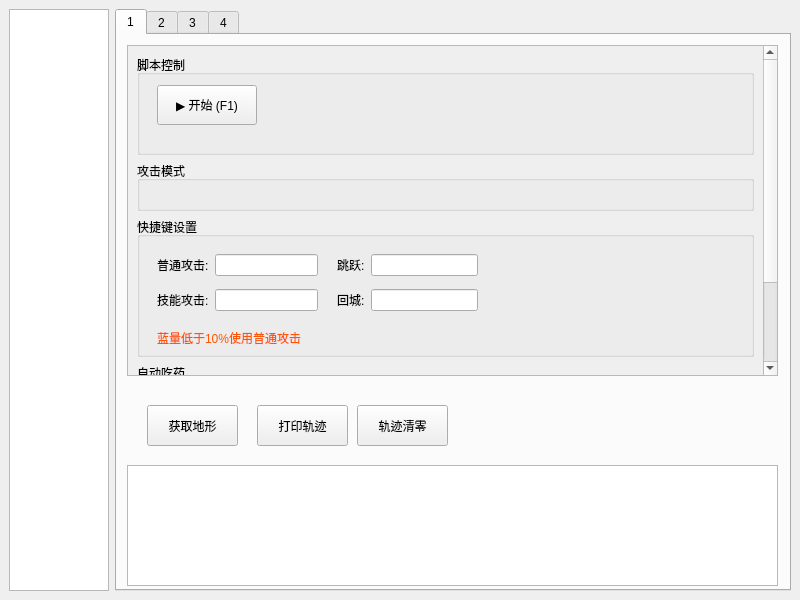
Above: mainwindow.ui from kinvcode/BattleMush before the change. Below: the same form after it.
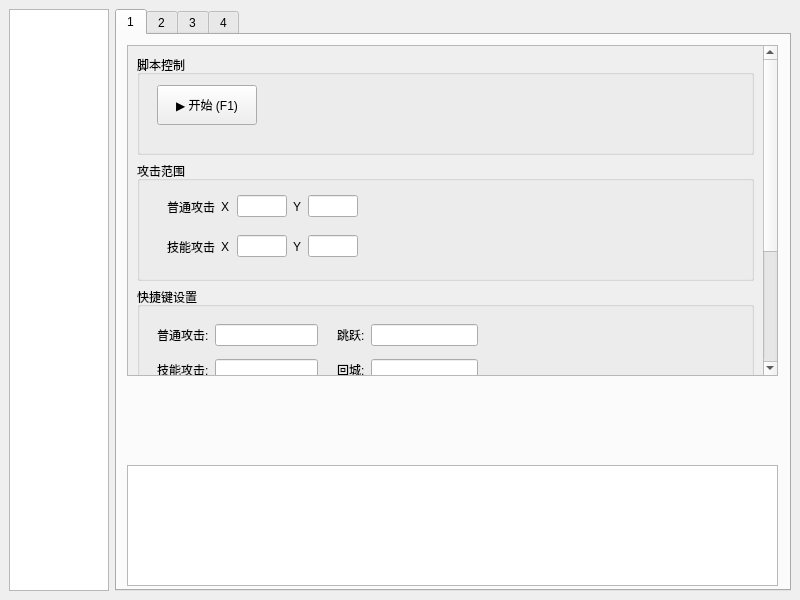
That is the form after the change. The open tabs and pages were chosen to show the change. Custom widgets are drawn as their Qt base class.

```diff
--- a/mainwindow.ui
+++ b/mainwindow.ui
@@ -85,7 +85,7 @@
              <x>0</x>
              <y>0</y>
              <width>635</width>
-             <height>448</height>
+             <height>518</height>
             </rect>
            </property>
            <layout class="QVBoxLayout" name="verticalLayout_4">
@@ -143,12 +143,130 @@
                 <property name="minimumSize">
                  <size>
                   <width>0</width>
-                  <height>50</height>
+                  <height>120</height>
                  </size>
                 </property>
                 <property name="title">
-                 <string>攻击模式</string>
+                 <string>攻击范围</string>
                 </property>
+                <widget class="QWidget" name="horizontalLayoutWidget_3">
+                 <property name="geometry">
+                  <rect>
+                   <x>30</x>
+                   <y>70</y>
+                   <width>191</width>
+                   <height>31</height>
+                  </rect>
+                 </property>
+                 <layout class="QHBoxLayout" name="horizontalLayout_3">
+                  <item>
+                   <widget class="QLabel" name="label_12">
+                    <property name="maximumSize">
+                     <size>
+                      <width>50</width>
+                      <height>16777215</height>
+                     </size>
+                    </property>
+                    <property name="text">
+                     <string>技能攻击</string>
+                    </property>
+                   </widget>
+                  </item>
+                  <item>
+                   <widget class="QLabel" name="label_14">
+                    <property name="text">
+                     <string>X</string>
+                    </property>
+                   </widget>
+                  </item>
+                  <item>
+                   <widget class="QLineEdit" name="lineEdit_atk_range_skill1_x">
+                    <property name="maximumSize">
+                     <size>
+                      <width>50</width>
+                      <height>16777215</height>
+                     </size>
+                    </property>
+                   </widget>
+                  </item>
+                  <item>
+                   <widget class="QLabel" name="label_15">
+                    <property name="text">
+                     <string>Y</string>
+                    </property>
+                   </widget>
+                  </item>
+                  <item>
+                   <widget class="QLineEdit" name="lineEdit_atk_range_skill1_y">
+                    <property name="maximumSize">
+                     <size>
+                      <width>50</width>
+                      <height>16777215</height>
+                     </size>
+                    </property>
+                   </widget>
+                  </item>
+                 </layout>
+                </widget>
+                <widget class="QWidget" name="horizontalLayoutWidget_4">
+                 <property name="geometry">
+                  <rect>
+                   <x>30</x>
+                   <y>30</y>
+                   <width>191</width>
+                   <height>31</height>
+                  </rect>
+                 </property>
+                 <layout class="QHBoxLayout" name="horizontalLayout_4">
+                  <item>
+                   <widget class="QLabel" name="label_13">
+                    <property name="maximumSize">
+                     <size>
+                      <width>50</width>
+                      <height>16777215</height>
+                     </size>
+                    </property>
+                    <property name="text">
+                     <string>普通攻击</string>
+                    </property>
+                   </widget>
+                  </item>
+                  <item>
+                   <widget class="QLabel" name="label_16">
+                    <property name="text">
+                     <string>X</string>
+                    </property>
+                   </widget>
+                  </item>
+                  <item>
+                   <widget class="QLineEdit" name="lineEdit_atk_range_general_x">
+                    <property name="maximumSize">
+                     <size>
+                      <width>50</width>
+                      <height>16777215</height>
+                     </size>
+                    </property>
+                   </widget>
+                  </item>
+                  <item>
+                   <widget class="QLabel" name="label_17">
+                    <property name="text">
+                     <string>Y</string>
+                    </property>
+                   </widget>
+                  </item>
+                  <item>
+                   <widget class="QLineEdit" name="lineEdit_atk_range_general_y">
+                    <property name="maximumSize">
+                     <size>
+                      <width>50</width>
+                      <height>16777215</height>
+                     </size>
+                    </property>
+                   </widget>
+                  </item>
+                 </layout>
+                </widget>
                </widget>
               </item>
               <item>
@@ -389,45 +507,6 @@
            </layout>
           </widget>
          </widget>
-         <widget class="QPushButton" name="pushButton">
-          <property name="geometry">
-           <rect>
-            <x>30</x>
-            <y>370</y>
-            <width>91</width>
-            <height>41</height>
-           </rect>
-          </property>
-          <property name="text">
-           <string>获取地形</string>
-          </property>
-         </widget>
-         <widget class="QPushButton" name="pushButton_2">
-          <property name="geometry">
-           <rect>
-            <x>240</x>
-            <y>370</y>
-            <width>91</width>
-            <height>41</height>
-           </rect>
-          </property>
-          <property name="text">
-           <string>轨迹清零</string>
-          </property>
-         </widget>
-         <widget class="QPushButton" name="pushButton_3">
-          <property name="geometry">
-           <rect>
-            <x>140</x>
-            <y>370</y>
-            <width>91</width>
-            <height>41</height>
-           </rect>
-          </property>
-          <property name="text">
-           <string>打印轨迹</string>
-          </property>
-         </widget>
         </widget>
         <widget class="QWidget" name="tab_3">
          <attribute name="title">
```
Left out of the diff: 142 changed lines with no effect on the pictures.
